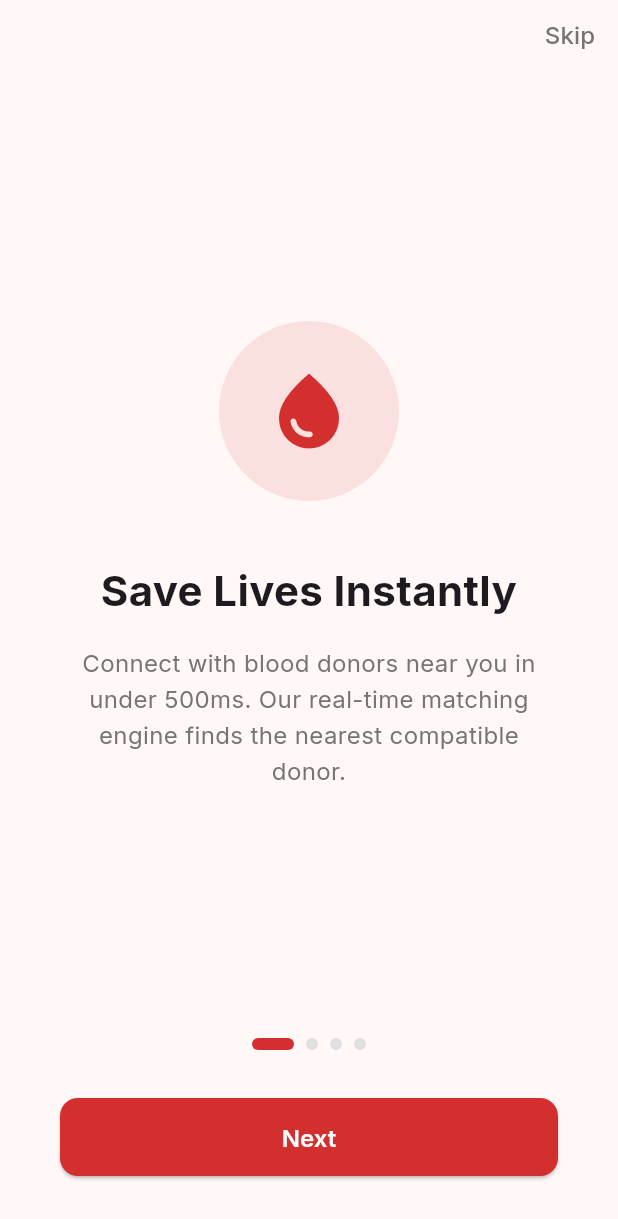
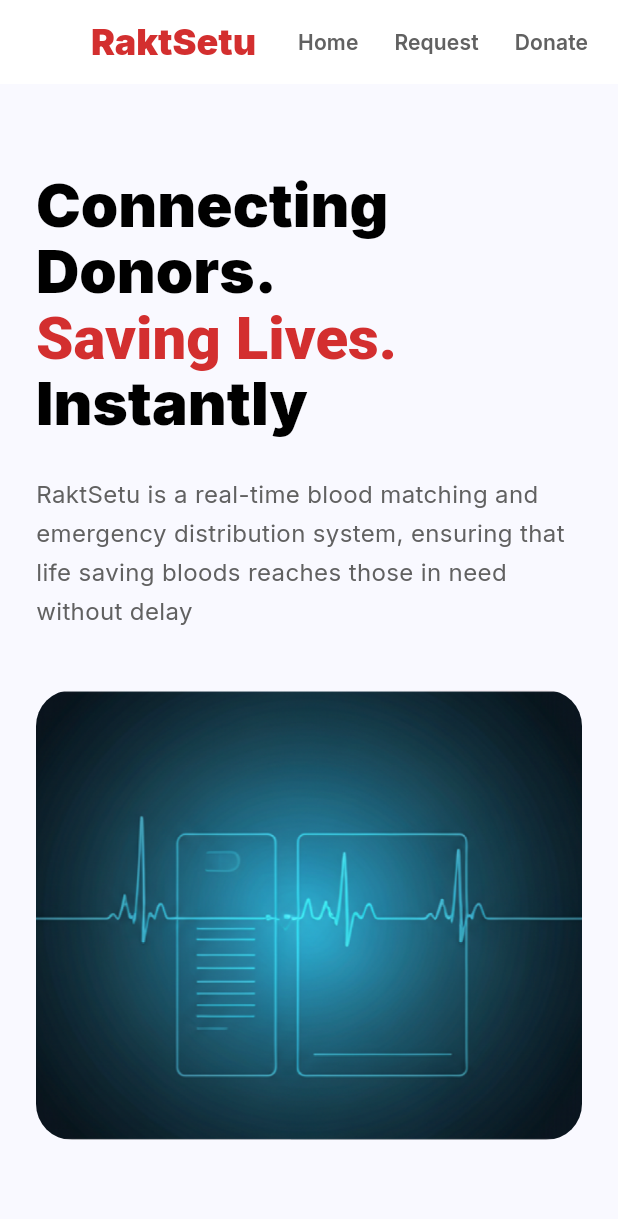
Before and after one commit to Rudra1959/raktsetu, a Flutter app: the screen it shows after launch, on a phone screen of 412 x 824 dp. Shown: the top 1219 px of the screen. Run offline on Flutter 3.47's test engine with Material 3 defaults, Android fonts, the phone set to English and light mode, and no system bars; drawn by our look-alikes of flutter_animate; our stand-ins replace cloud_firestore, firebase_auth, firebase_core, firebase_messaging, flutter_local_notifications, geolocator and 2 more; accounts and stored records are empty.

Commit message:
Merge landing page design from React repo into Flutter app

```diff
--- a/lib/config/routes.dart
+++ b/lib/config/routes.dart
@@ -18,6 +18,7 @@ import '../screens/camps/create_camp_screen.dart';
 import '../screens/analytics/dashboard_screen.dart';
 import '../screens/chatbot/eligibility_chat_screen.dart';
 import '../screens/settings/settings_screen.dart';
+import '../screens/landing/landing_screen.dart';
 
 /// Centralized route definitions for RaktSetu.
 class AppRoutes {
@@ -26,6 +27,7 @@ class AppRoutes {
   // ── Route Names ──
   static const String splash = '/';
   static const String onboarding = '/onboarding';
+  static const String landing = '/landing';
   static const String login = '/login';
   static const String register = '/register';
   static const String home = '/home';
@@ -65,5 +67,6 @@ class AppRoutes {
     analytics: (_) => const DashboardScreen(),
     eligibilityChat: (_) => const EligibilityChatScreen(),
     settings: (_) => const SettingsScreen(),
+    landing: (_) => const LandingScreen(),
   };
 }
--- /dev/null
+++ b/lib/screens/landing/landing_screen.dart
@@ -0,0 +1,29 @@
+import 'package:flutter/material.dart';
+import '../../widgets/landing/landing_header.dart';
+import '../../widgets/landing/landing_hero.dart';
+import '../../widgets/landing/landing_features.dart';
+import '../../widgets/landing/landing_banner.dart';
+import '../../widgets/landing/landing_cta.dart';
+
+class LandingScreen extends StatelessWidget {
+  const LandingScreen({super.key});
+
+  @override
+  Widget build(BuildContext context) {
+    return const Scaffold(
+      backgroundColor: Colors.white,
+      appBar: LandingHeader(),
+      body: SingleChildScrollView(
+        child: Column(
+          children: [
+            LandingHero(),
+            LandingFeatures(),
+            LandingBanner(),
+            CallToAction(),
+            SizedBox(height: 40),
+          ],
+        ),
+      ),
+    );
+  }
+}
--- a/lib/screens/splash_screen.dart
+++ b/lib/screens/splash_screen.dart
@@ -22,7 +22,7 @@ class _SplashScreenState extends State<SplashScreen> {
   Future<void> _navigateAfterDelay() async {
     await Future.delayed(const Duration(seconds: 3));
     if (mounted) {
-      Navigator.pushReplacementNamed(context, AppRoutes.onboarding);
+      Navigator.pushReplacementNamed(context, AppRoutes.landing);
     }
   }
 
--- /dev/null
+++ b/lib/widgets/landing/landing_features.dart
@@ -0,0 +1,113 @@
+import 'package:flutter/material.dart';
+import 'package:google_fonts/google_fonts.dart';
+import '../../config/theme.dart';
+
+class LandingFeatures extends StatelessWidget {
+  const LandingFeatures({super.key});
+
+  @override
+  Widget build(BuildContext context) {
+    return Container(
+      width: double.infinity,
+      color: const Color(0xFFF1F3FF),
+      padding: const EdgeInsets.symmetric(vertical: 80, horizontal: 24),
+      child: Column(
+        children: [
+          Column(
+            children: [
+              Text(
+                'Engineered For Emergency',
+                style: GoogleFonts.inter(
+                  fontSize: 28,
+                  fontWeight: FontWeight.w800,
+                ),
+                textAlign: TextAlign.center,
+              ),
+              const SizedBox(height: 12),
+              Container(
+                width: 80,
+                height: 4,
+                decoration: BoxDecoration(
+                  color: RaktSetuTheme.primaryRed,
+                  borderRadius: BorderRadius.circular(10),
+                ),
+              ),
+            ],
+          ),
+          const SizedBox(height: 60),
+          _FeatureBox(
+            title: 'Rapid Deploy',
+            description: 'Instant activation when every second counts for safety.',
+            icon: Icons.flash_on,
+          ),
+          const SizedBox(height: 24),
+          _FeatureBox(
+            title: 'Heavy Duty',
+            description: 'Built with reinforced materials to withstand extreme impact.',
+            icon: Icons.shield,
+          ),
+          const SizedBox(height: 24),
+          _FeatureBox(
+            title: '24/7 Support',
+            description: 'Our emergency response team is always one call away.',
+            icon: Icons.support_agent,
+          ),
+        ],
+      ),
+    );
+  }
+}
+
+class _FeatureBox extends StatelessWidget {
+  final String title;
+  final String description;
+  final IconData icon;
+
+  const _FeatureBox({
+    required this.title,
+    required this.description,
+    required this.icon,
+  });
+
+  @override
+  Widget build(BuildContext context) {
+    return Container(
+      width: double.infinity,
+      padding: const EdgeInsets.all(32),
+      decoration: BoxDecoration(
+        color: Colors.white,
+        borderRadius: BorderRadius.circular(16),
+        boxShadow: [
+          BoxShadow(
+            color: Colors.black.withOpacity(0.05),
+            blurRadius: 20,
+            offset: const Offset(0, 10),
+          ),
+        ],
+      ),
+      child: Column(
+        crossAxisAlignment: CrossAxisAlignment.start,
+        children: [
+          Icon(icon, color: RaktSetuTheme.primaryRed, size: 32),
+          const SizedBox(height: 16),
+          Text(
+            title,
+            style: GoogleFonts.inter(
+              fontSize: 20,
+              fontWeight: FontWeight.w700,
+            ),
+          ),
+          const SizedBox(height: 8),
+          Text(
+            description,
+            style: GoogleFonts.inter(
+              fontSize: 14,
+              color: Colors.grey.shade600,
+              height: 1.5,
+            ),
+          ),
+        ],
+      ),
+    );
+  }
+}
--- /dev/null
+++ b/lib/widgets/landing/landing_header.dart
@@ -0,0 +1,54 @@
+import 'package:flutter/material.dart';
+import 'package:google_fonts/google_fonts.dart';
+import '../../config/theme.dart';
+
+class LandingHeader extends StatelessWidget implements PreferredSizeWidget {
+  const LandingHeader({super.key});
+
+  @override
+  Widget build(BuildContext context) {
+    return AppBar(
+      backgroundColor: Colors.white.withOpacity(0.8),
+      elevation: 0,
+      title: Text(
+        'RaktSetu',
+        style: GoogleFonts.inter(
+          color: RaktSetuTheme.primaryRed,
+          fontWeight: FontWeight.w900,
+          fontSize: 24,
+        ),
+      ),
+      actions: [
+        _NavButton(title: 'Home', onPressed: () {}),
+        _NavButton(title: 'Request', onPressed: () {}),
+        _NavButton(title: 'Donate', onPressed: () {}),
+        const SizedBox(width: 8),
+      ],
+    );
+  }
+
+  @override
+  Size get preferredSize => const Size.fromHeight(kToolbarHeight);
+}
+
+class _NavButton extends StatelessWidget {
+  final String title;
+  final VoidCallback onPressed;
+
+  const _NavButton({required this.title, required this.onPressed});
+
+  @override
+  Widget build(BuildContext context) {
+    return TextButton(
+      onPressed: onPressed,
+      child: Text(
+        title,
+        style: GoogleFonts.inter(
+          color: Colors.grey.shade700,
+          fontWeight: FontWeight.w600,
+          fontSize: 14,
+        ),
+      ),
+    );
+  }
+}
--- /dev/null
+++ b/lib/widgets/landing/landing_hero.dart
@@ -0,0 +1,59 @@
+import 'package:flutter/material.dart';
+import 'package:google_fonts/google_fonts.dart';
+import 'package:flutter_animate/flutter_animate.dart';
+import '../../config/theme.dart';
+
+class LandingHero extends StatelessWidget {
+  const LandingHero({super.key});
+
+  @override
+  Widget build(BuildContext context) {
+    return Container(
+      width: double.infinity,
+      color: const Color(0xFFF9F9FF),
+      padding: const EdgeInsets.symmetric(horizontal: 24, vertical: 60),
+      child: Column(
+        crossAxisAlignment: CrossAxisAlignment.start,
+        children: [
+          RichText(
+            text: TextSpan(
+              style: GoogleFonts.inter(
+                fontSize: 40,
+                fontWeight: FontWeight.w900,
+                color: Colors.black,
+                height: 1.1,
+              ),
+              children: const [
+                TextSpan(text: 'Connecting Donors.\n'),
+                TextSpan(
+                  text: 'Saving Lives.',
+                  style: TextStyle(color: RaktSetuTheme.primaryRed),
+                ),
+                TextSpan(text: '\nInstantly'),
+              ],
+            ),
+          ).animate().fadeIn(duration: 600.ms).slideY(begin: 0.2, end: 0),
+          const SizedBox(height: 24),
+          Text(
+            'RaktSetu is a real-time blood matching and emergency distribution system, ensuring that life saving bloods reaches those in need without delay',
+            style: GoogleFonts.inter(
+              fontSize: 16,
+              color: Colors.grey.shade700,
+              height: 1.6,
+            ),
+          ).animate().fadeIn(delay: 200.ms, duration: 600.ms),
+          const SizedBox(height: 40),
+          ClipRRect(
+            borderRadius: BorderRadius.circular(24),
+            child: Image.asset(
+              'assets/images/heroimg.png',
+              width: double.infinity,
+              height: 300,
+              fit: BoxFit.cover,
+            ),
+          ).animate().fadeIn(delay: 400.ms, duration: 800.ms).scale(begin: const Offset(0.9, 0.9)),
+        ],
+      ),
+    );
+  }
+}
```
Also changed, not shown: lib/widgets/landing/landing_banner.dart (added, +31 -0 lines), lib/widgets/landing/landing_cta.dart (added, +64 -0 lines), assets/images/heroimg.png (added).
